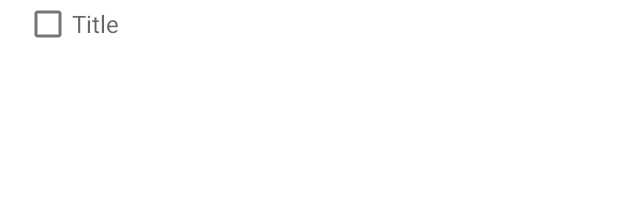
After one commit to Enes-Kayiklik/PostIt, an Android app: the layout one_row_todo_list_item.xml on its own in the app's theme, with its tools: preview values and no code run, on a phone screen of 412 x 824 dp. The commit adds this screen. Shown: the top 200 px of the screen. Run offline under Robolectric (Android 15) with nearby library versions, the phone set to English and light mode, and no system bars.

Commit message:
added checkbox list

```diff
--- a/app/src/main/java/com/eneskayiklik/post_it/db/NoteDatabase.kt
+++ b/app/src/main/java/com/eneskayiklik/post_it/db/NoteDatabase.kt
@@ -2,6 +2,7 @@ package com.eneskayiklik.post_it.db
 
 import androidx.room.Database
 import androidx.room.RoomDatabase
+import androidx.room.TypeConverters
 import com.eneskayiklik.post_it.db.entity.Note
 
 @Database(
@@ -9,6 +10,7 @@ import com.eneskayiklik.post_it.db.entity.Note
     version = 1,
     exportSchema = false
 )
+@TypeConverters(DataConverter::class)
 abstract class NoteDatabase : RoomDatabase() {
     abstract fun getDao(): NoteDao
 
--- a/app/src/main/java/com/eneskayiklik/post_it/db/entity/Note.kt
+++ b/app/src/main/java/com/eneskayiklik/post_it/db/entity/Note.kt
@@ -12,5 +12,6 @@ data class Note(
     val id: Int = 0,
     val title: String,
     val description: String,
-    val date: Long
+    val date: Long,
+    val todoList: List<Todo> = emptyList()
 ) : Parcelable
--- /dev/null
+++ b/app/src/main/res/layout/one_row_todo_list_item.xml
@@ -0,0 +1,32 @@
+<?xml version="1.0" encoding="utf-8"?>
+<LinearLayout xmlns:android="http://schemas.android.com/apk/res/android"
+    xmlns:app="http://schemas.android.com/apk/res-auto"
+    android:layout_width="match_parent"
+    android:layout_height="wrap_content"
+    android:orientation="horizontal"
+    android:paddingStart="16dp">
+
+    <CheckBox
+        android:id="@+id/checkBoxTodoIsDone"
+        android:layout_width="wrap_content"
+        android:layout_height="match_parent"
+        android:minWidth="0dp"
+        android:minHeight="0dp"
+        app:layout_constraintStart_toStartOf="parent"
+        app:layout_constraintTop_toTopOf="parent" />
+
+    <EditText
+        android:id="@+id/edtTodoTitle"
+        android:layout_width="match_parent"
+        android:layout_height="match_parent"
+        android:background="@null"
+        android:ems="10"
+        android:hint="Title"
+        android:inputType="textPersonName"
+        android:textSize="16dp"
+        app:layout_constraintBottom_toBottomOf="@+id/checkBox"
+        app:layout_constraintEnd_toEndOf="parent"
+        app:layout_constraintStart_toEndOf="@+id/checkBox"
+        app:layout_constraintTop_toTopOf="@+id/checkBox"
+        app:layout_constraintVertical_bias="1.0" />
+</LinearLayout>
--- a/app/src/main/res/values/colors.xml
+++ b/app/src/main/res/values/colors.xml
@@ -7,5 +7,5 @@
     <color name="colorWhite">#FFF</color>
     <color name="colorBlack">#000</color>
     <color name="colorGrey">#686868</color>
-    <color name="colorSeparator">#F4F4F4</color>
+    <color name="colorSeparator">#E0E0E0</color>
 </resources>
```
Also changed, not shown: app/src/main/java/com/eneskayiklik/post_it/db/DataConverter.kt (added, +25 -0 lines), app/src/main/java/com/eneskayiklik/post_it/db/entity/Todo.kt (added, +10 -0 lines), app/src/main/java/com/eneskayiklik/post_it/ui/main/addnote/AddNoteFragment.kt (+24 -1 lines), app/src/main/java/com/eneskayiklik/post_it/ui/main/addnote/TodoListAdapter.kt (added, +53 -0 lines), app/src/main/res/drawable/ic_delete.xml (added, +10 -0 lines), app/src/main/res/layout/fragment_add_note.xml (+29 -12 lines), app/src/main/res/menu/add_note_menu.xml (+11 -0 lines).
